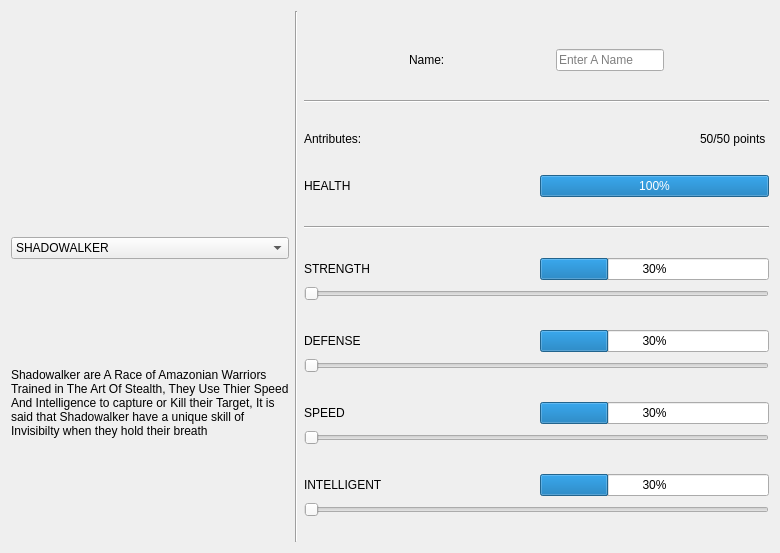
First picture: the form in Planet_Invasion/charactercreator.ui, repository CS4076Rplay/CS4076, before the edit.
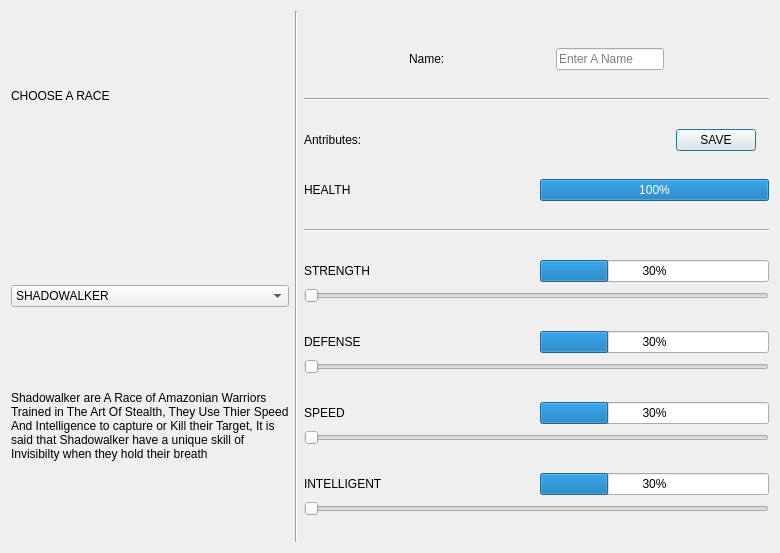
Second picture: the form after the edit. Icons and pictures are not drawn.

The edit to the form file:
```diff
--- a/Planet_Invasion/charactercreator.ui
+++ b/Planet_Invasion/charactercreator.ui
@@ -16,6 +16,19 @@
   <layout class="QHBoxLayout" name="horizontalLayout">
    <item>
     <layout class="QVBoxLayout" name="verticalLayout">
+     <item>
+      <widget class="QLabel" name="label_3">
+       <property name="sizePolicy">
+        <sizepolicy hsizetype="Fixed" vsizetype="Fixed">
+         <horstretch>0</horstretch>
+         <verstretch>0</verstretch>
+        </sizepolicy>
+       </property>
+       <property name="text">
+        <string>CHOOSE A RACE</string>
+       </property>
+      </widget>
+     </item>
      <item>
       <widget class="QLabel" name="characterImg">
        <property name="sizePolicy">
@@ -144,6 +157,19 @@
          </property>
         </widget>
        </item>
+       <item>
+        <widget class="QPushButton" name="pushButton">
+         <property name="sizePolicy">
+          <sizepolicy hsizetype="Fixed" vsizetype="Fixed">
+           <horstretch>0</horstretch>
+           <verstretch>0</verstretch>
+          </sizepolicy>
+         </property>
+         <property name="text">
+          <string>SAVE</string>
+         </property>
+        </widget>
+       </item>
        <item>
         <widget class="QLabel" name="AntributePointLabel">
          <property name="sizePolicy">
@@ -153,7 +179,7 @@
           </sizepolicy>
          </property>
          <property name="text">
-          <string>50/50 points </string>
+          <string/>
          </property>
         </widget>
        </item>
@@ -222,6 +248,9 @@
        </item>
        <item>
         <widget class="QSlider" name="strSlide">
+         <property name="enabled">
+          <bool>false</bool>
+         </property>
          <property name="sizePolicy">
           <sizepolicy hsizetype="Minimum" vsizetype="Fixed">
            <horstretch>0</horstretch>
@@ -269,6 +298,9 @@
        </item>
        <item>
         <widget class="QSlider" name="defSlide">
+         <property name="enabled">
+          <bool>false</bool>
+         </property>
          <property name="sizePolicy">
           <sizepolicy hsizetype="Minimum" vsizetype="Fixed">
            <horstretch>0</horstretch>
@@ -357,6 +389,9 @@
        </item>
        <item>
         <widget class="QSlider" name="intelSlide">
+         <property name="enabled">
+          <bool>false</bool>
+         </property>
          <property name="sizePolicy">
           <sizepolicy hsizetype="Minimum" vsizetype="Fixed">
            <horstretch>0</horstretch>
```
Left out of the diff: 101 changed lines with no effect on the pictures.
